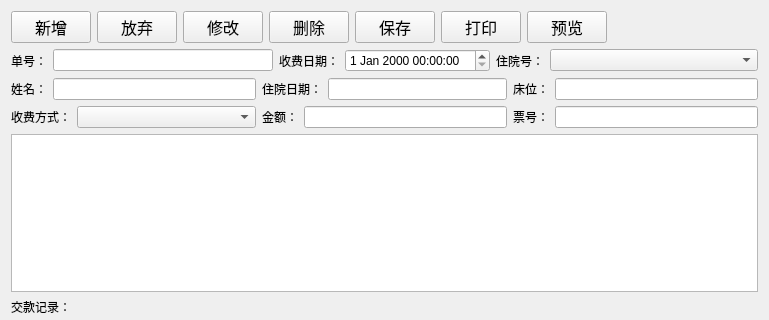
Before: the Qt Designer form hospitalisationpay.ui in histest/his, drawn with Qt 5; both pictures show x 0 to 769 and y 0 to 320 of the 769 by 520 pixel window.
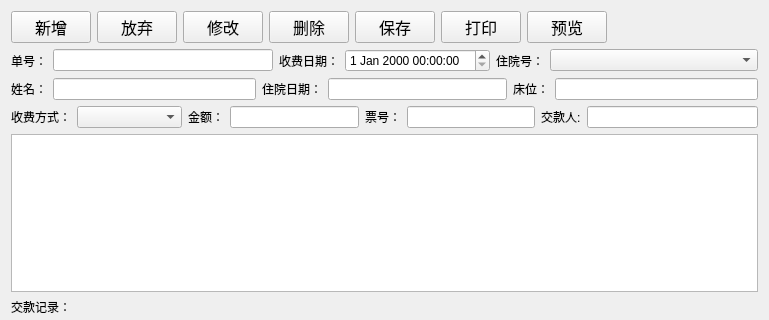
After: the same form once the commit is applied.

```diff
--- a/hospitalisationpay.ui
+++ b/hospitalisationpay.ui
@@ -338,6 +338,16 @@
            </item>
           </layout>
          </item>
+         <item>
+          <widget class="QLabel" name="label_12">
+           <property name="text">
+            <string>交款人:</string>
+           </property>
+          </widget>
+         </item>
+         <item>
+          <widget class="QLineEdit" name="payerEdit"/>
+         </item>
         </layout>
        </item>
       </layout>
```
